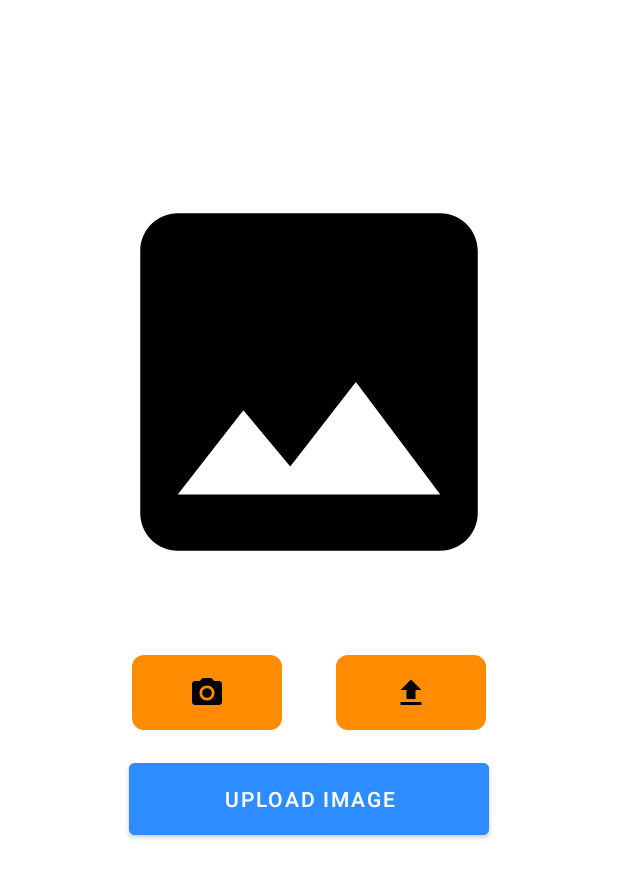
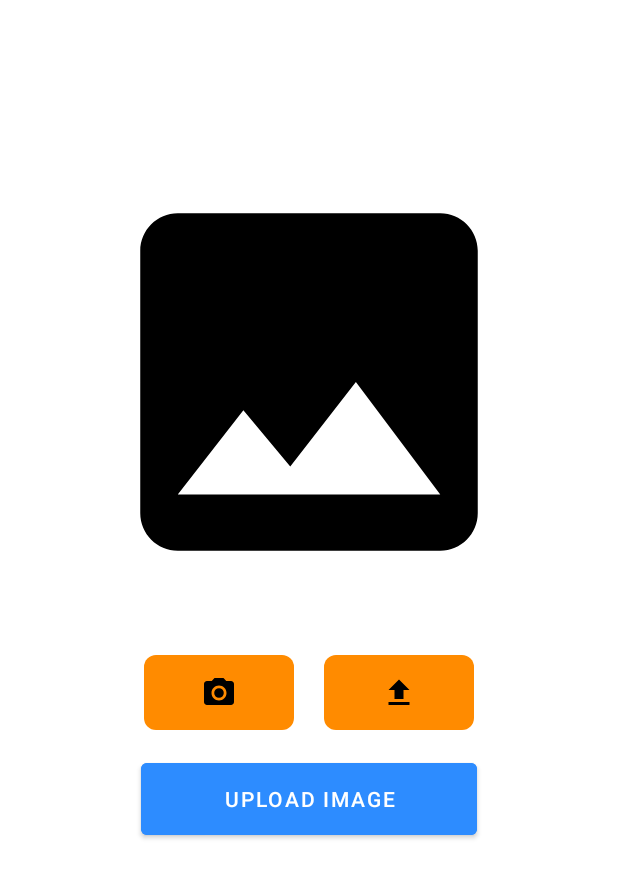
Before and after one commit to travens-id/bangkit-mobile-development, an Android app built with Jetpack Compose: the UploadImageActivity screen opened directly, with no data from a screen before it, on a phone screen of 412 x 824 dp. Shown: the top 878 px of the screen. Run offline under Robolectric (Android 15) with nearby library versions, the phone set to English and light mode, and no system bars; pictures from the network do not load.

```diff
--- a/app/src/main/AndroidManifest.xml
+++ b/app/src/main/AndroidManifest.xml
@@ -12,6 +12,7 @@
         android:maxSdkVersion="18" />
 
     <application
+        android:networkSecurityConfig="@xml/network_security_config"
         android:allowBackup="true"
         android:icon="@mipmap/ic_launcher"
         android:label="@string/app_name"
@@ -67,7 +68,7 @@
 
         <provider
             android:name="androidx.core.content.FileProvider"
-            android:authorities="com.dicoding.picodiploma.mycamera"
+            android:authorities="com.bangkit.travens"
             android:exported="false"
             android:grantUriPermissions="true">
             <meta-data
--- a/app/src/main/res/layout/activity_upload_image.xml
+++ b/app/src/main/res/layout/activity_upload_image.xml
@@ -23,7 +23,7 @@
         android:id="@+id/cameraBtn"
         android:layout_width="100dp"
         android:layout_height="50dp"
-        android:layout_marginStart="32dp"
+        android:layout_marginStart="40dp"
         android:layout_marginTop="32dp"
         android:src="@drawable/ic_camera"
         android:background="@drawable/rounded_corner"
@@ -37,7 +37,7 @@
         android:layout_width="100dp"
         android:layout_height="50dp"
         android:layout_marginTop="32dp"
-        android:layout_marginEnd="32dp"
+        android:layout_marginEnd="40dp"
         android:src="@drawable/ic_gallery"
         android:background="@drawable/rounded_corner"
         android:backgroundTint="@color/secondary"
@@ -47,7 +47,7 @@
 
     <Button
         android:id="@+id/uploadBtn"
-        android:layout_width="240dp"
+        android:layout_width="224dp"
         android:layout_height="60dp"
         android:layout_marginTop="16dp"
         android:backgroundTint="@color/blue"
```
Also changed, not shown: app/src/main/java/com/bangkit/travens/presentation/ui/upload/ApiService.kt (+12 -5 lines), app/src/main/java/com/bangkit/travens/presentation/ui/upload/UploadImageActivity.kt (+6 -9 lines), app/src/main/res/xml/network_security_config.xml (added, +9 -0 lines), 1 other file.
